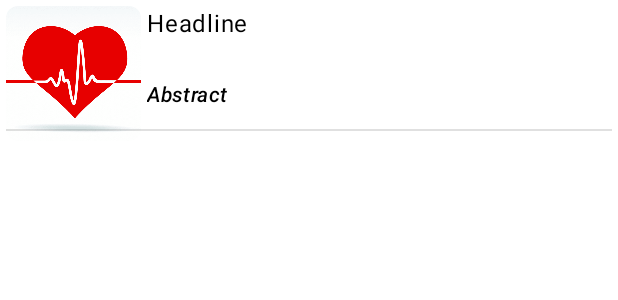
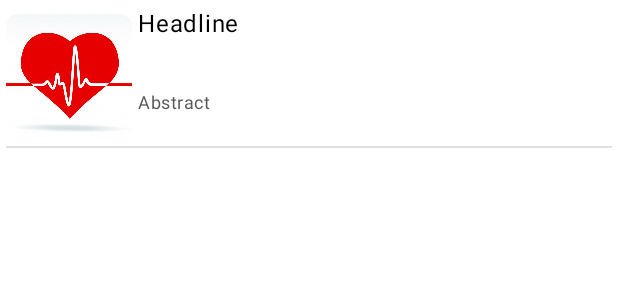
Before and after one commit to ahetawal-p/HealthyTimes, an Android app: the layout article_item.xml on its own in the app's theme, with its tools: preview values and no code run, on a phone screen of 412 x 824 dp. Shown: the top 300 px of the screen. Run offline under Robolectric (Android 15) with nearby library versions, the phone set to English and light mode, and no system bars.

```diff
--- a/app/src/main/AndroidManifest.xml
+++ b/app/src/main/AndroidManifest.xml
@@ -12,7 +12,9 @@
         android:roundIcon="@mipmap/ic_launcher_round"
         android:supportsRtl="true"
         android:theme="@style/Theme.HealthyTimes">
-        <activity android:name=".MainActivity">
+        <activity
+            android:name=".MainActivity"
+            android:theme="@style/Theme.HealthyTimes.App">
             <intent-filter>
                 <action android:name="android.intent.action.MAIN" />
 
--- a/app/src/main/java/com/capsule/healthytimes/features/details/ArticleDetailFragment.kt
+++ b/app/src/main/java/com/capsule/healthytimes/features/details/ArticleDetailFragment.kt
@@ -67,7 +67,6 @@ class ArticleDetailFragment : Fragment() {
     @SuppressLint("SetJavaScriptEnabled")
     override fun onViewCreated(view: View, savedInstanceState: Bundle?) {
         super.onViewCreated(view, savedInstanceState)
-        println("Details : ${args.article}")
         val webView = binding.articleDetailWebview
         webView.settings.javaScriptEnabled = true
         webView.settings.builtInZoomControls = true
--- a/app/src/main/java/com/capsule/healthytimes/features/feed/FeedListFragment.kt
+++ b/app/src/main/java/com/capsule/healthytimes/features/feed/FeedListFragment.kt
@@ -46,7 +46,6 @@ class FeedListFragment : Fragment() {
 
     override fun onCreate(savedInstanceState: Bundle?) {
         super.onCreate(savedInstanceState)
-        println("New data in fragment oncreate")
         viewModel.fetchData()
     }
 
@@ -61,7 +60,6 @@ class FeedListFragment : Fragment() {
 
     override fun onViewCreated(view: View, savedInstanceState: Bundle?) {
         super.onViewCreated(view, savedInstanceState)
-        println("New data in fragment onViewCreated")
         val articleListAdapter = ArticleListAdapter(imageLoader)
         val loadingAdapter =
             SingleItemAdapter((ListItemLoadingBinding::inflate)) { binding, hasMore: Boolean ->
@@ -71,10 +69,6 @@ class FeedListFragment : Fragment() {
             val action =
                 FeedListFragmentDirections.actionFeedToArticleDetail(it)
             findNavController().navigate(action)
-        }
-
-        articleListAdapter.onClickFav = {
-            println("Fav $it")
         }
 
         binding.feedList.adapter = ConcatAdapter(articleListAdapter, loadingAdapter)
--- a/app/src/main/res/layout/article_item.xml
+++ b/app/src/main/res/layout/article_item.xml
@@ -8,12 +8,13 @@
     android:clickable="true"
     android:focusable="true"
     android:foreground="?attr/selectableItemBackgroundBorderless"
-    android:padding="4dp">
+    android:paddingHorizontal="@dimen/XxSmall"
+    android:paddingTop="@dimen/XxSmall">
 
     <com.google.android.material.imageview.ShapeableImageView
         android:id="@+id/logo"
-        android:layout_width="90dp"
-        android:layout_height="90dp"
+        android:layout_width="@dimen/logo"
+        android:layout_height="@dimen/logo"
         android:scaleType="centerCrop"
         app:layout_constraintBottom_toBottomOf="parent"
         app:layout_constraintStart_toStartOf="parent"
@@ -27,7 +28,7 @@
         android:layout_width="0dp"
         android:layout_height="wrap_content"
         android:ellipsize="end"
-        android:maxLines="3"
+        android:maxLines="2"
         android:paddingHorizontal="@dimen/XxSmall"
         android:textAppearance="?attr/textAppearanceBody1"
         app:layout_constraintEnd_toEndOf="parent"
@@ -39,12 +40,12 @@
         android:id="@+id/subTitle"
         android:layout_width="0dp"
         android:layout_height="wrap_content"
-        android:layout_marginTop="16dp"
+        android:layout_marginTop="@dimen/Small"
         android:ellipsize="end"
-        android:maxLines="2"
+        android:maxLines="3"
         android:padding="@dimen/XxSmall"
-        android:textAppearance="?attr/textAppearanceSubtitle2"
-        android:textStyle="italic"
+        android:textAppearance="?attr/textAppearanceCaption"
+        android:textColor="@color/secondaryTextColor"
         app:layout_constraintBottom_toTopOf="@id/list_divider"
         app:layout_constraintEnd_toEndOf="parent"
         app:layout_constraintStart_toEndOf="@id/logo"
@@ -55,11 +56,11 @@
         android:id="@+id/list_divider"
         android:layout_width="match_parent"
         android:layout_height="1dp"
-        android:layout_marginTop="4dp"
+        android:layout_marginTop="@dimen/XxSmall"
         android:background="?android:attr/listDivider"
         app:layout_constraintBottom_toBottomOf="parent"
         app:layout_constraintEnd_toEndOf="parent"
         app:layout_constraintStart_toStartOf="parent"
-        app:layout_constraintTop_toBottomOf="@id/subTitle" />
+        app:layout_constraintTop_toBottomOf="@id/logo" />
 
 </androidx.constraintlayout.widget.ConstraintLayout>
--- a/app/src/main/res/values/colors.xml
+++ b/app/src/main/res/values/colors.xml
@@ -16,6 +16,7 @@
     <color name="secondaryLightColor">#ff7d47</color>
     <color name="secondaryDarkColor">#ac0800</color>
     <color name="primaryTextColor">#000000</color>
-    <color name="secondaryTextColor">#000000</color>
+    <color name="secondaryTextColor">#585858</color>
+
 
 </resources>
--- a/app/src/main/res/values/dimens.xml
+++ b/app/src/main/res/values/dimens.xml
@@ -10,5 +10,6 @@
     <dimen name="XLarge">32dp</dimen>
     <dimen name="Xxlarge">48dp</dimen>
     <dimen name="Xxxlarge">96dp</dimen>
+    <dimen name="logo">84dp</dimen>
 
 </resources>
--- a/app/src/main/res/values/themes.xml
+++ b/app/src/main/res/values/themes.xml
@@ -19,5 +19,13 @@
         <!-- Text colors -->
         <item name="android:textColorPrimary">@color/primaryTextColor</item>
         <item name="android:textColorSecondary">@color/secondaryTextColor</item>
+
+        <item name="windowActionBar">false</item>
+        <item name="windowNoTitle">true</item>
+    </style>
+
+    <style name="Theme.HealthyTimes.App" parent="Theme.HealthyTimes">
+        <item name="windowActionBar">false</item>
+        <item name="windowNoTitle">true</item>
     </style>
 </resources>
--- a/libraries/core/src/main/java/com/capsule/healthytimes/core/di/network/NetworkModule.kt
+++ b/libraries/core/src/main/java/com/capsule/healthytimes/core/di/network/NetworkModule.kt
@@ -8,7 +8,7 @@ import okhttp3.Interceptor
 import okhttp3.OkHttpClient
 import okhttp3.Response
 import okhttp3.logging.HttpLoggingInterceptor
-import okhttp3.logging.HttpLoggingInterceptor.Level.BODY
+import okhttp3.logging.HttpLoggingInterceptor.Level.BASIC
 import okhttp3.logging.HttpLoggingInterceptor.Level.NONE
 import retrofit2.Retrofit
 import retrofit2.converter.moshi.MoshiConverterFactory
@@ -44,7 +44,7 @@ class NetworkModule {
     fun provideOkHttp(): OkHttpClient {
         val okHttpClientBuilder = OkHttpClient.Builder()
         okHttpClientBuilder.addInterceptor(ApiKeyInterceptor())
-        val logLevel = if (BuildConfig.DEBUG) BODY else NONE
+        val logLevel = if (BuildConfig.DEBUG) BASIC else NONE
         okHttpClientBuilder.addInterceptor(HttpLoggingInterceptor().setLevel(logLevel))
 
         return okHttpClientBuilder.build()
```
Also changed, not shown: 4 other files.
